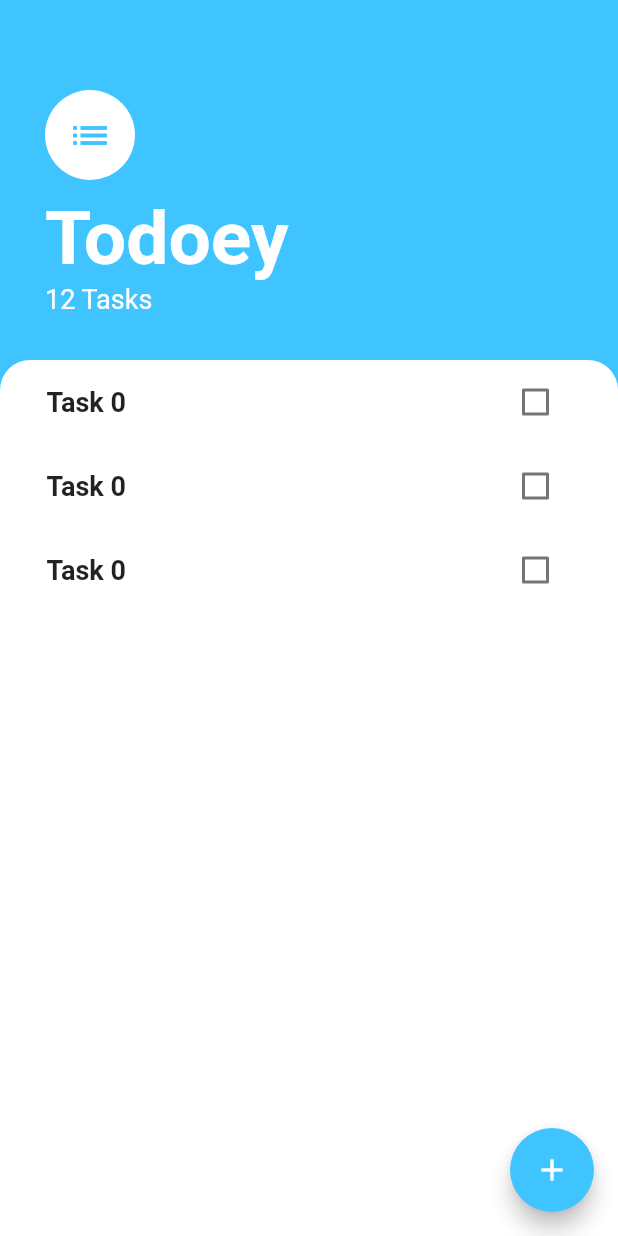
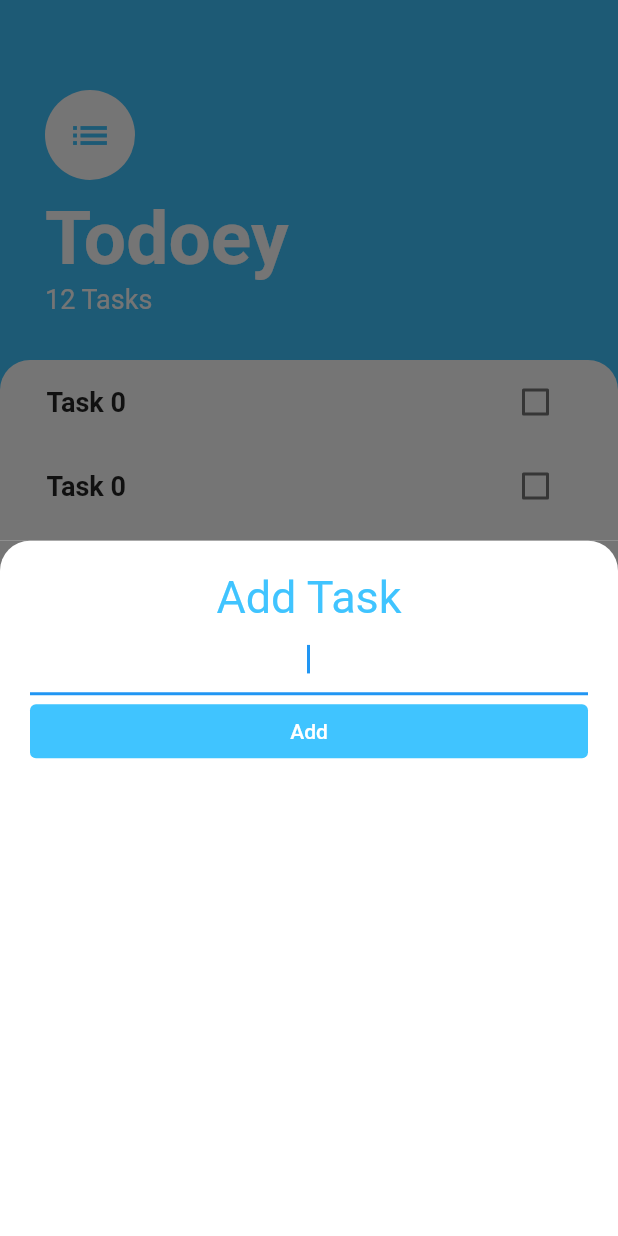
Before and after one commit to kheldar666/flutter-course, a Flutter app: the screen it shows after launch, after a tap on the "add" icon, on a phone screen of 412 x 824 dp. Run offline on Flutter 3.47's test engine with Material 2 defaults, Android fonts, the phone set to English and light mode, and no system bars; our stand-ins replace animated_text_kit, audioplayers, cloud_firestore, firebase_auth, firebase_core, flutter_dotenv and 4 more; accounts and stored records are empty.

Commit message:
AddTask screen added Finished design

```diff
--- /dev/null
+++ b/todoey_flutter/lib/screens/add_task.dart
@@ -0,0 +1,54 @@
+import 'package:flutter/material.dart';
+import 'package:flutter/services.dart';
+
+class AddTaskScreen extends StatelessWidget {
+  const AddTaskScreen({Key? key}) : super(key: key);
+
+  @override
+  Widget build(BuildContext context) {
+    return Container(
+      color: const Color(0xff757575),
+      child: Container(
+        padding: const EdgeInsets.all(20),
+        child: Column(
+          crossAxisAlignment: CrossAxisAlignment.stretch,
+          children: [
+            const Text(
+              'Add Task',
+              textAlign: TextAlign.center,
+              style: TextStyle(
+                color: Colors.lightBlueAccent,
+                fontSize: 30,
+              ),
+            ),
+            const TextField(
+              autofocus: true,
+              textAlign: TextAlign.center,
+            ),
+            TextButton(
+              style: TextButton.styleFrom(
+                backgroundColor: Colors.lightBlueAccent,
+              ),
+              onPressed: () {
+                //TODO: Add Task to the list
+              },
+              child: const Text(
+                'Add',
+                style: TextStyle(
+                  color: Colors.white,
+                ),
+              ),
+            )
+          ],
+        ),
+        decoration: const BoxDecoration(
+          color: Colors.white,
+          borderRadius: BorderRadius.only(
+            topLeft: Radius.circular(20),
+            topRight: Radius.circular(20),
+          ),
+        ),
+      ),
+    );
+  }
+}
--- a/todoey_flutter/lib/screens/tasks.dart
+++ b/todoey_flutter/lib/screens/tasks.dart
@@ -1,4 +1,5 @@
 import 'package:flutter/material.dart';
+import 'package:todoey_flutter/screens/add_task.dart';
 import 'package:todoey_flutter/widgets/tasks_list.dart';
 
 class TasksScreen extends StatelessWidget {
@@ -11,7 +12,10 @@ class TasksScreen extends StatelessWidget {
       floatingActionButton: FloatingActionButton(
         backgroundColor: Colors.lightBlueAccent,
         child: const Icon(Icons.add, color: Colors.white),
-        onPressed: () {},
+        onPressed: () {
+          showModalBottomSheet(
+              context: context, builder: (context) => AddTaskScreen());
+        },
       ),
       body: Column(
         crossAxisAlignment: CrossAxisAlignment.start,
@@ -59,11 +63,12 @@ class TasksScreen extends StatelessWidget {
               padding: const EdgeInsets.symmetric(horizontal: 15),
               child: TasksList(),
               decoration: const BoxDecoration(
-                  color: Colors.white,
-                  borderRadius: BorderRadius.only(
-                    topLeft: Radius.circular(20),
-                    topRight: Radius.circular(20),
-                  )),
+                color: Colors.white,
+                borderRadius: BorderRadius.only(
+                  topLeft: Radius.circular(20),
+                  topRight: Radius.circular(20),
+                ),
+              ),
             ),
           ),
         ],
```
